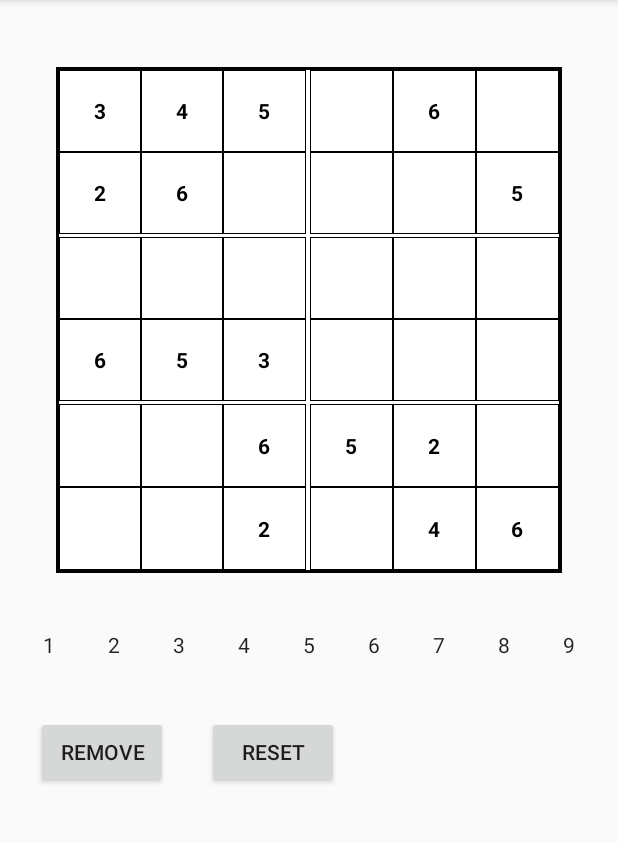
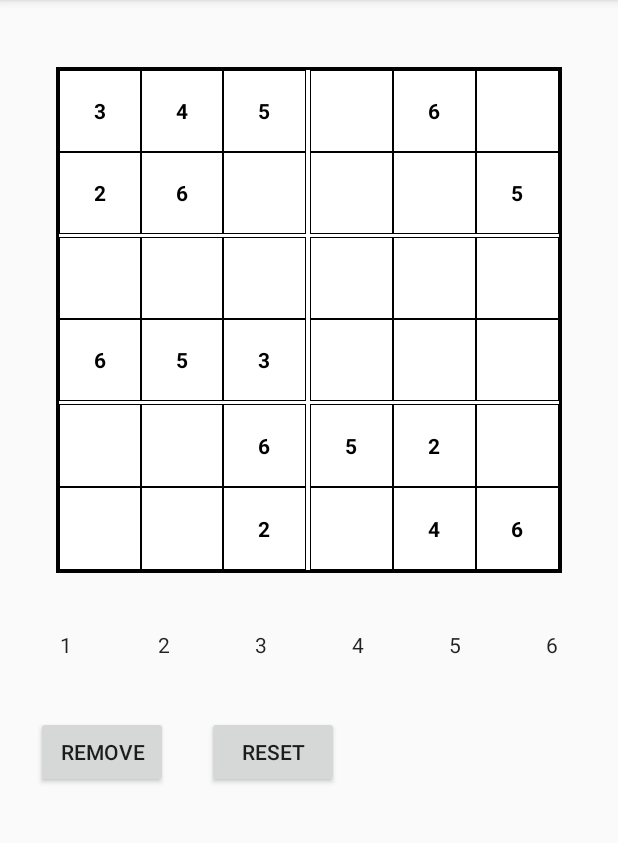
Before and after one commit to 321iakez/AdventureOfPost, an Android app: the SudokuActivity screen opened directly, with no data from a screen before it, on a phone screen of 412 x 824 dp, the part 84-927 px from its top. Run offline under Robolectric (Android 15) with nearby library versions, the phone set to English and light mode, and no system bars.

Commit message:
removed number 7-9 for 6x6 sudoku

```diff
--- a/phase1/AdventureOfPost/app/src/main/res/layout/activity_sudoku.xml
+++ b/phase1/AdventureOfPost/app/src/main/res/layout/activity_sudoku.xml
@@ -90,35 +90,35 @@
             android:tag="6"
             android:text="@string/num6" />
 
-        <Button
-            android:id="@+id/num7"
-            style="?android:buttonBarStyle"
-            android:layout_width="wrap_content"
-            android:layout_height="match_parent"
-            android:layout_weight="1"
-            android:onClick="onClickNumpad"
-            android:tag="7"
-            android:text="@string/num7" />
+<!--        <Button-->
+<!--            android:id="@+id/num7"-->
+<!--            style="?android:buttonBarStyle"-->
+<!--            android:layout_width="wrap_content"-->
+<!--            android:layout_height="match_parent"-->
+<!--            android:layout_weight="1"-->
+<!--            android:onClick="onClickNumpad"-->
+<!--            android:tag="7"-->
+<!--            android:text="@string/num7" />-->
 
-        <Button
-            android:id="@+id/num8"
-            style="?android:buttonBarStyle"
-            android:layout_width="wrap_content"
-            android:layout_height="match_parent"
-            android:layout_weight="1"
-            android:onClick="onClickNumpad"
-            android:tag="8"
-            android:text="@string/num8" />
+<!--        <Button-->
+<!--            android:id="@+id/num8"-->
+<!--            style="?android:buttonBarStyle"-->
+<!--            android:layout_width="wrap_content"-->
+<!--            android:layout_height="match_parent"-->
+<!--            android:layout_weight="1"-->
+<!--            android:onClick="onClickNumpad"-->
+<!--            android:tag="8"-->
+<!--            android:text="@string/num8" />-->
 
-        <Button
-            android:id="@+id/num9"
-            style="?android:buttonBarStyle"
-            android:layout_width="wrap_content"
-            android:layout_height="match_parent"
-            android:layout_weight="1"
-            android:onClick="onClickNumpad"
-            android:tag="9"
-            android:text="@string/num9" />
+<!--        <Button-->
+<!--            android:id="@+id/num9"-->
+<!--            style="?android:buttonBarStyle"-->
+<!--            android:layout_width="wrap_content"-->
+<!--            android:layout_height="match_parent"-->
+<!--            android:layout_weight="1"-->
+<!--            android:onClick="onClickNumpad"-->
+<!--            android:tag="9"-->
+<!--            android:text="@string/num9" />-->
     </LinearLayout>
 
     <Button
```
